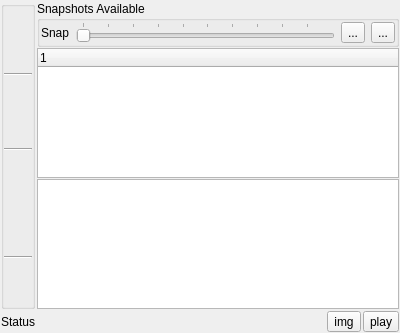
lumina-desktop/lumina, file lumina-fm/widgets/DirWidget.ui: the form before one commit.
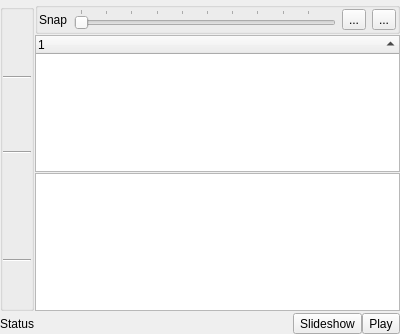
The form after the commit.

The edit to the form file:
```diff
--- a/lumina-fm/widgets/DirWidget.ui
+++ b/lumina-fm/widgets/DirWidget.ui
@@ -7,29 +7,155 @@
     <x>0</x>
     <y>0</y>
     <width>400</width>
-    <height>333</height>
+    <height>334</height>
    </rect>
   </property>
   <property name="windowTitle">
    <string>Form</string>
   </property>
-  <layout class="QGridLayout" name="gridLayout" columnstretch="0,1">
+  <layout class="QGridLayout" name="gridLayout">
    <property name="leftMargin">
-    <number>1</number>
+    <number>0</number>
    </property>
    <property name="topMargin">
-    <number>1</number>
+    <number>0</number>
    </property>
    <property name="rightMargin">
-    <number>1</number>
+    <number>0</number>
    </property>
    <property name="bottomMargin">
+    <number>0</number>
+   </property>
+   <property name="horizontalSpacing">
     <number>1</number>
    </property>
-   <property name="spacing">
+   <property name="verticalSpacing">
     <number>2</number>
    </property>
-   <item row="0" column="0">
+   <item row="0" column="0" rowspan="2" colspan="2">
+    <layout class="QHBoxLayout" name="toolbar_layout"/>
+   </item>
+   <item row="1" column="1" rowspan="2">
+    <layout class="QVBoxLayout" name="verticalLayout_2">
+     <property name="spacing">
+      <number>1</number>
+     </property>
+     <item>
+      <widget class="QGroupBox" name="group_snaps">
+       <property name="title">
+        <string notr="true"/>
+       </property>
+       <property name="flat">
+        <bool>true</bool>
+       </property>
+       <layout class="QHBoxLayout" name="horizontalLayout_3">
+        <property name="leftMargin">
+         <number>1</number>
+        </property>
+        <property name="topMargin">
+         <number>1</number>
+        </property>
+        <property name="rightMargin">
+         <number>1</number>
+        </property>
+        <property name="bottomMargin">
+         <number>1</number>
+        </property>
+        <item>
+         <widget class="QLabel" name="label_snap">
+          <property name="text">
+           <string notr="true">Snap</string>
+          </property>
+         </widget>
+        </item>
+        <item>
+         <widget class="QSlider" name="slider_snap">
+          <property name="minimum">
+           <number>1</number>
+          </property>
+          <property name="value">
+           <number>1</number>
+          </property>
+          <property name="orientation">
+           <enum>Qt::Horizontal</enum>
+          </property>
+          <property name="invertedAppearance">
+           <bool>false</bool>
+          </property>
+          <property name="invertedControls">
+           <bool>false</bool>
+          </property>
+          <property name="tickPosition">
+           <enum>QSlider::TicksAbove</enum>
+          </property>
+         </widget>
+        </item>
+        <item>
+         <widget class="QToolButton" name="tool_snap_older">
+          <property name="text">
+           <string notr="true">...</string>
+          </property>
+         </widget>
+        </item>
+        <item>
+         <widget class="QToolButton" name="tool_snap_newer">
+          <property name="text">
+           <string notr="true">...</string>
+          </property>
+         </widget>
+        </item>
+       </layout>
+      </widget>
+     </item>
+     <item>
+      <widget class="QTreeWidget" name="treeWidget">
+       <property name="contextMenuPolicy">
+        <enum>Qt::CustomContextMenu</enum>
+       </property>
+       <property name="selectionMode">
+        <enum>QAbstractItemView::ExtendedSelection</enum>
+       </property>
+       <property name="indentation">
+        <number>0</number>
+       </property>
+       <property name="sortingEnabled">
+        <bool>true</bool>
+       </property>
+       <property name="allColumnsShowFocus">
+        <bool>true</bool>
+       </property>
+       <attribute name="headerMinimumSectionSize">
+        <number>30</number>
+       </attribute>
+       <column>
+        <property name="text">
+         <string notr="true">1</string>
+        </property>
+       </column>
+      </widget>
+     </item>
+     <item>
+      <widget class="QListWidget" name="listWidget">
+       <property name="contextMenuPolicy">
+        <enum>Qt::CustomContextMenu</enum>
+       </property>
+       <property name="selectionMode">
+        <enum>QAbstractItemView::ExtendedSelection</enum>
+       </property>
+       <property name="selectionBehavior">
+        <enum>QAbstractItemView::SelectItems</enum>
+       </property>
+       <property name="flow">
+        <enum>QListView::TopToBottom</enum>
+       </property>
+       <property name="isWrapping" stdset="0">
+        <bool>true</bool>
+       </property>
+      </widget>
+     </item>
+    </layout>
+   </item>
+   <item row="2" column="0">
     <widget class="QGroupBox" name="group_actions">
      <property name="sizePolicy">
       <sizepolicy hsizetype="Minimum" vsizetype="Preferred">
@@ -269,109 +395,7 @@
      </layout>
     </widget>
    </item>
-   <item row="0" column="1">
-    <layout class="QVBoxLayout" name="verticalLayout_2">
-     <property name="spacing">
-      <number>1</number>
-     </property>
-     <item>
-      <widget class="QGroupBox" name="group_snaps">
-       <property name="title">
-        <string>Snapshots Available</string>
-       </property>
-       <property name="flat">
-        <bool>true</bool>
-       </property>
-       <layout class="QHBoxLayout" name="horizontalLayout_3">
-        <property name="leftMargin">
-         <number>1</number>
-        </property>
-        <property name="topMargin">
-         <number>1</number>
-        </property>
-        <property name="rightMargin">
-         <number>1</number>
-        </property>
-        <property name="bottomMargin">
-         <number>1</number>
-        </property>
-        <item>
-         <widget class="QLabel" name="label_snap">
-          <property name="text">
-           <string notr="true">Snap</string>
-          </property>
-         </widget>
-        </item>
-        <item>
-         <widget class="QSlider" name="slider_snap">
-          <property name="minimum">
-           <number>1</number>
-          </property>
-          <property name="value">
-           <number>1</number>
-          </property>
-          <property name="orientation">
-           <enum>Qt::Horizontal</enum>
-          </property>
-          <property name="invertedAppearance">
-           <bool>false</bool>
-          </property>
-          <property name="invertedControls">
-           <bool>false</bool>
-          </property>
-          <property name="tickPosition">
-           <enum>QSlider::TicksAbove</enum>
-          </property>
-         </widget>
-        </item>
-        <item>
-         <widget class="QToolButton" name="tool_snap_older">
-          <property name="text">
-           <string notr="true">...</string>
-          </property>
-         </widget>
-        </item>
-        <item>
-         <widget class="QToolButton" name="tool_snap_newer">
-          <property name="text">
-           <string notr="true">...</string>
-          </property>
-         </widget>
-        </item>
-       </layout>
-      </widget>
-     </item>
-     <item>
-      <widget class="QTreeWidget" name="treeWidget">
-       <property name="contextMenuPolicy">
-        <enum>Qt::CustomContextMenu</enum>
-       </property>
-       <property name="selectionMode">
-        <enum>QAbstractItemView::ExtendedSelection</enum>
-       </property>
-       <column>
-        <property name="text">
-         <string notr="true">1</string>
-        </property>
-       </column>
-      </widget>
-     </item>
-     <item>
-      <widget class="QListWidget" name="listWidget">
-       <property name="contextMenuPolicy">
-        <enum>Qt::CustomContextMenu</enum>
-       </property>
-       <property name="selectionMode">
-        <enum>QAbstractItemView::ExtendedSelection</enum>
-       </property>
-       <property name="selectionBehavior">
-        <enum>QAbstractItemView::SelectItems</enum>
-       </property>
-      </widget>
-     </item>
-    </layout>
-   </item>
-   <item row="1" column="0" colspan="2">
+   <item row="3" column="0" colspan="2">
     <layout class="QHBoxLayout" name="horizontalLayout_2">
      <item>
       <widget class="QLabel" name="label_status">
@@ -383,14 +407,32 @@
      <item>
       <widget class="QToolButton" name="tool_goToImages">
        <property name="text">
-        <string notr="true">img</string>
+        <string>Slideshow</string>
+       </property>
+       <property name="iconSize">
+        <size>
+         <width>20</width>
+         <height>20</height>
+        </size>
+       </property>
+       <property name="toolButtonStyle">
+        <enum>Qt::ToolButtonTextBesideIcon</enum>
        </property>
       </widget>
      </item>
      <item>
       <widget class="QToolButton" name="tool_goToPlayer">
        <property name="text">
-        <string notr="true">play</string>
+        <string>Play</string>
+       </property>
+       <property name="iconSize">
+        <size>
+         <width>20</width>
+         <height>20</height>
+        </size>
+       </property>
+       <property name="toolButtonStyle">
+        <enum>Qt::ToolButtonTextBesideIcon</enum>
        </property>
       </widget>
      </item>
```
Left out of the diff: 70 changed lines with no effect on the pictures.
